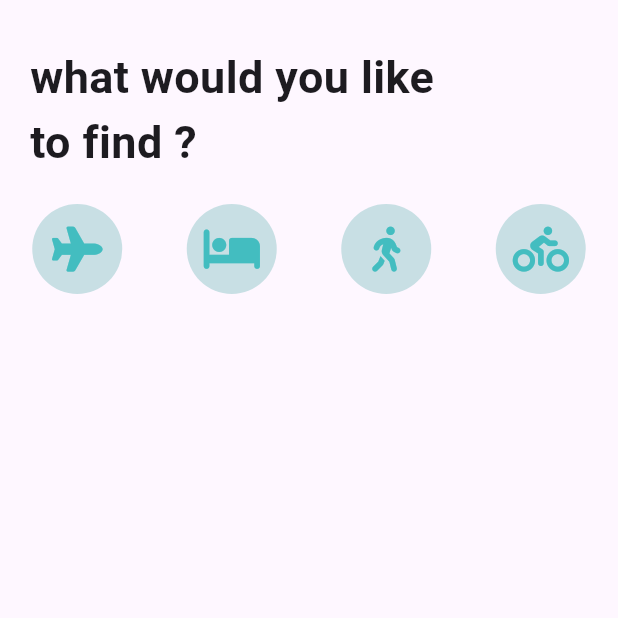
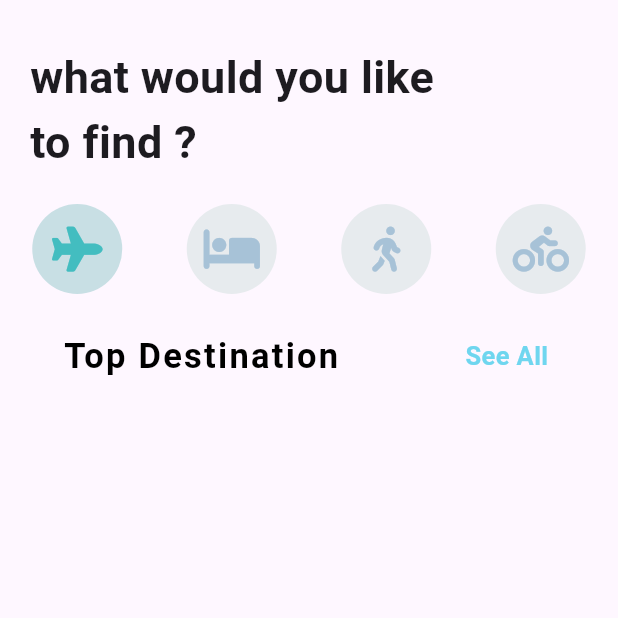
Before and after one commit to irfanhabib19/Travel_appUI, a Flutter app: the screen it shows after launch, on a phone screen of 412 x 824 dp, the top half of it. Run offline on Flutter 3.47's test engine with Material 3 defaults, Android fonts, the phone set to English and light mode, and no system bars; our stand-ins replace device_preview, font_awesome_flutter.

Commit message:
create Selected button

```diff
--- a/lib/Screenes/HomeScreen.dart
+++ b/lib/Screenes/HomeScreen.dart
@@ -9,6 +9,7 @@ class Homescreen extends StatefulWidget {
 }
 
 class HomeScreenState extends State<Homescreen> {
+  int _selectedIndex = 0;
   List<IconData> _icons = [
     FontAwesomeIcons.plane,
     FontAwesomeIcons.bed,
@@ -16,17 +17,29 @@ class HomeScreenState extends State<Homescreen> {
     FontAwesomeIcons.personBiking
   ];
   Widget iconBuilder(int index) {
-    return Container(
+    return GestureDetector(
+      onTap: () {
+        setState(() {
+          _selectedIndex = index;
+        });
+        print(_selectedIndex);
+      },
+      child: Container(
         height: 60.0,
         width: 60.0,
         decoration: BoxDecoration(
-        color: const Color.fromARGB(255, 200, 223, 228),
+          color: _selectedIndex == index
+              ? const Color.fromARGB(255, 200, 223, 228)
+              : Color(0xffe7ebee),
           borderRadius: BorderRadius.circular(30),
         ),
         child: Icon(
           _icons[index],
           size: 30,
-        color: const Color.fromARGB(255, 67, 189, 192),
+          color: _selectedIndex == index
+              ? const Color.fromARGB(255, 67, 189, 192)
+              : Color.fromARGB(255, 167, 194, 215),
+        ),
       ),
     );
   }
@@ -52,7 +65,34 @@ class HomeScreenState extends State<Homescreen> {
                 .asMap()
                 .entries
                 .map((MapEntry map) => iconBuilder(map.key))
-                .toList())
+                .toList()),
+        Column(
+          children: [
+            Padding(
+              padding: const EdgeInsets.symmetric(vertical: 25),
+              child: Row(
+                mainAxisAlignment: MainAxisAlignment.spaceAround,
+                children: [
+                  Text(
+                    "Top Destination",
+                    style: TextStyle(
+                        fontSize: 23,
+                        fontWeight: FontWeight.bold,
+                        letterSpacing: 1.5,
+                        color: Colors.black),
+                  ),
+                  Text(
+                    "See All ",
+                    style: TextStyle(
+                        fontSize: 17,
+                        fontWeight: FontWeight.bold,
+                        color: const Color.fromARGB(255, 111, 214, 239)),
+                  )
+                ],
+              ),
+            )
+          ],
+        )
       ]),
     ));
   }
```
Lines whose indentation alone changed are shown as unchanged.
